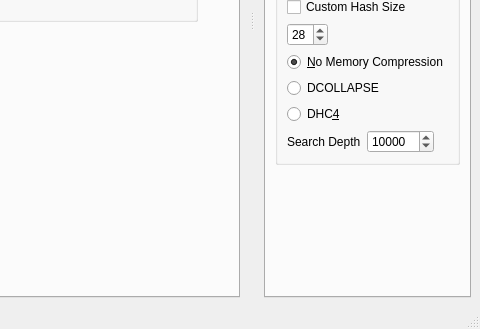
Old version of the form mainwindow.ui in the repository flamingoen/qspin; both pictures show x 567 to 1047 and y 316 to 645 of the 1047 by 645 pixel window.
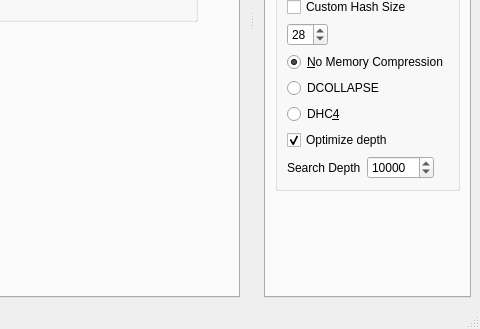
New version of the form. The open tabs and pages were chosen to show the change. Icons and pictures are not drawn. Custom widgets are drawn as their Qt base class.

What changed in the file:
```diff
--- a/mainwindow.ui
+++ b/mainwindow.ui
@@ -551,6 +551,16 @@
               </item>
              </layout>
             </item>
+            <item row="7" column="0">
+             <widget class="QCheckBox" name="checkOptimizeDepth">
+              <property name="text">
+               <string>Optimize depth</string>
+              </property>
+              <property name="checked">
+               <bool>true</bool>
+              </property>
+             </widget>
+            </item>
            </layout>
           </widget>
          </item>
```
Left out of the diff: 2 changed lines with no effect on the pictures.
